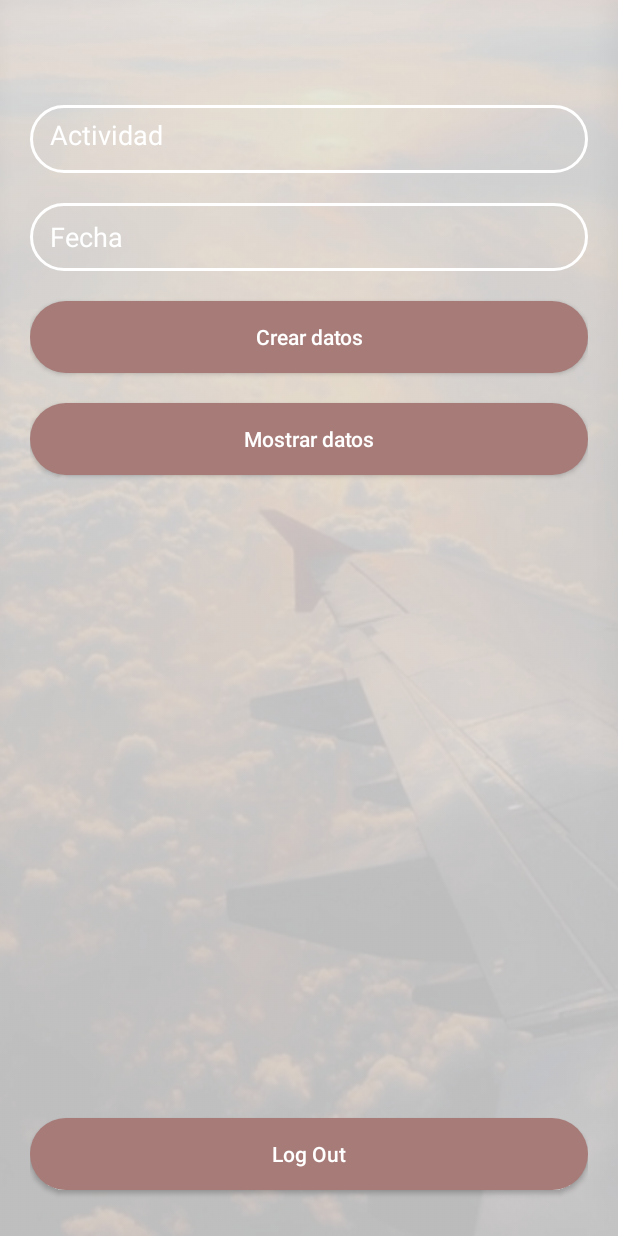
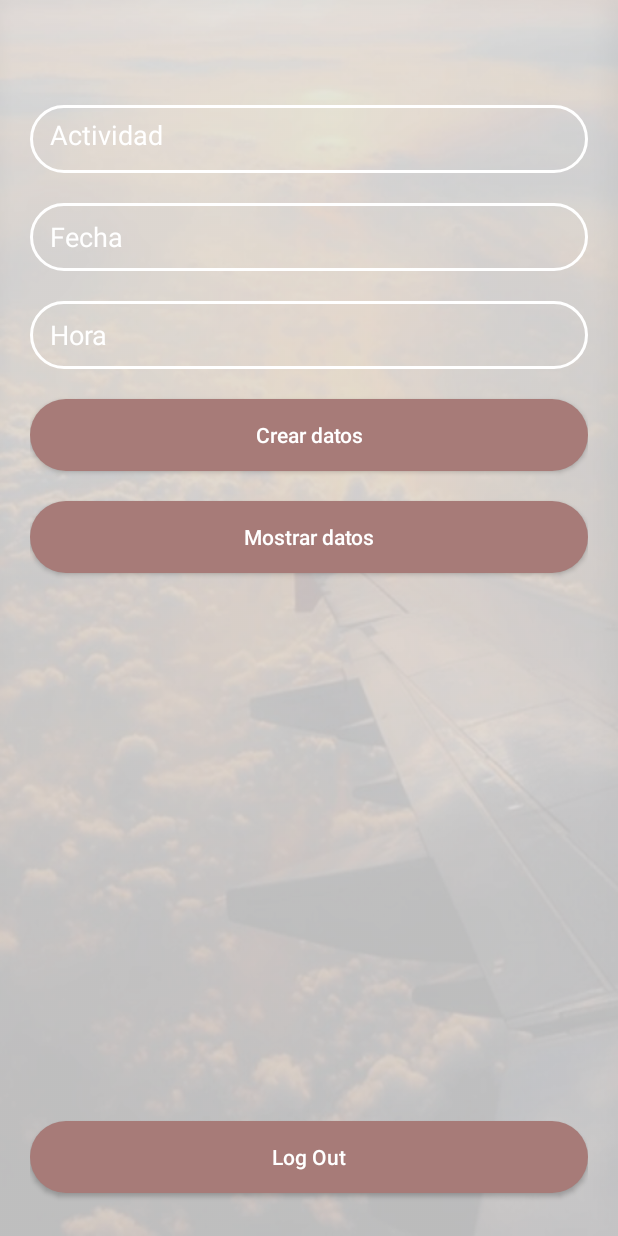
Before and after one commit to davidrmsevilla/Traveller, an Android app: the HomeActivity screen opened directly, with no data from a screen before it, after a tap on "Crear datos", on a phone screen of 412 x 824 dp. Run offline under Robolectric (Android 15) with nearby library versions, the phone set to English and light mode, and no system bars; our stand-ins replace Firebase (no records; nobody signed in at launch, a user with empty details on screens opened directly).

Commit message:
anadido strings campos y hora

```diff
--- a/app/src/main/java/com/davidrm/traveller/HomeActivity.java
+++ b/app/src/main/java/com/davidrm/traveller/HomeActivity.java
@@ -33,6 +33,7 @@ public class HomeActivity extends AppCompatActivity implements View.OnClickListe
     private Button btnMostrarDatos;
     private EditText txtActividad;
     private EditText txtFecha;
+    private EditText txtHora;
     private FirebaseAuth mAuth;
 
 
@@ -51,6 +52,8 @@ public class HomeActivity extends AppCompatActivity implements View.OnClickListe
         btnMostrarDatos = findViewById(R.id.buttonMostrarDatos);
         txtActividad = findViewById(R.id.editTextActividad);
         txtFecha = findViewById(R.id.editTextFecha);
+        txtHora = findViewById(R.id.editTextHora);
+
 
 
 
@@ -65,12 +68,15 @@ public class HomeActivity extends AppCompatActivity implements View.OnClickListe
     private void crearDatos(){
 
         String actividad = txtActividad.getText().toString();
-        long fecha = txtActividad.getDrawingTime();
+        String fecha = txtFecha.getText().toString();
+        String hora = txtHora.getText().toString();
 
 
         Map<String,Object> map = new HashMap<>();
         map.put("actividad", actividad);
         map.put("fecha", fecha);
+        map.put("hora", hora);
+
         db.collection(mAuth.getUid()).add(map).addOnSuccessListener(new OnSuccessListener<DocumentReference>() {
             @Override
             public void onSuccess(DocumentReference documentReference) {
--- a/app/src/main/res/layout/activity_home.xml
+++ b/app/src/main/res/layout/activity_home.xml
@@ -29,6 +29,18 @@
         android:background="@drawable/linea_boton_w"
         android:hint="Fecha"
         android:inputType="date"
+        android:paddingLeft="13dp"
+        android:textColor="@color/white"
+        android:textColorHint="@color/white" />
+
+    <EditText
+        android:id="@+id/editTextHora"
+        android:layout_width="match_parent"
+        android:layout_height="45dp"
+        android:layout_marginTop="20dp"
+        android:background="@drawable/linea_boton_w"
+        android:hint="Hora"
+        android:inputType="datetime"
         android:paddingLeft="13dp"
         android:textColor="@color/white"
         android:textColorHint="@color/white" />
```
Also changed, not shown: app/src/main/java/com/davidrm/traveller/Actividad.java (+14 -4 lines), app/src/main/java/com/davidrm/traveller/BookingAdapter.java (+6 -1 lines), app/src/main/res/layout/view_bookings.xml (+22 -7 lines).
